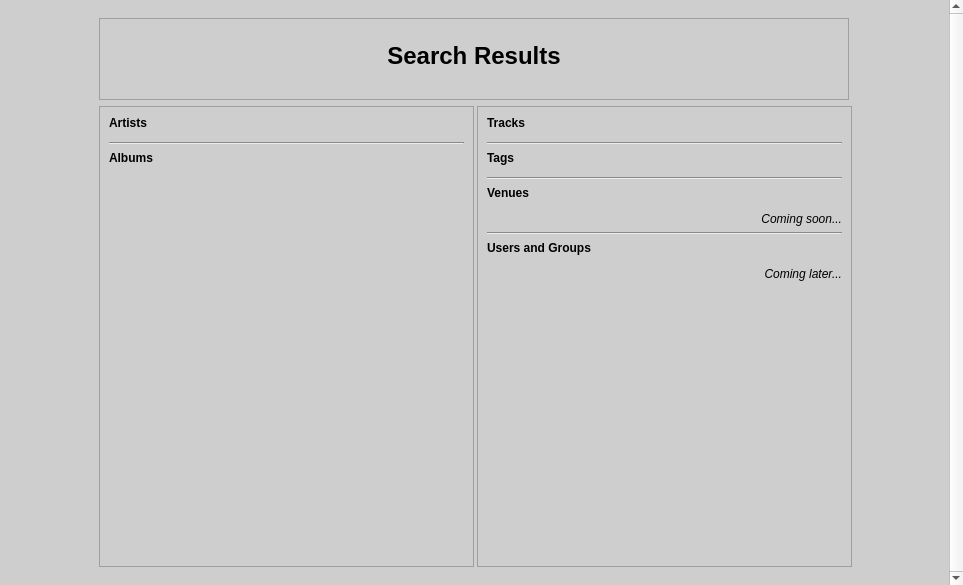
Above: hsearchcontext.ui from jnetterf/hathor before the change. Below: the same form after it.
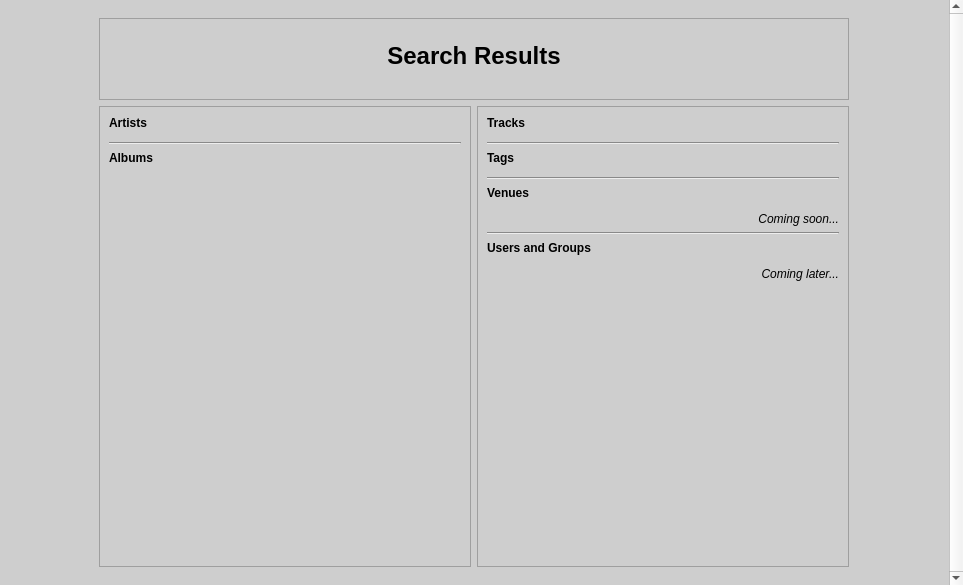
That is the form after the change. Custom widgets are drawn as their Qt base class.

Commit message: Made the style consistent between platforms, general fixes.

Diff of the .ui file:
```diff
--- a/hsearchcontext.ui
+++ b/hsearchcontext.ui
@@ -76,10 +76,108 @@
          </property>
          <layout class="QGridLayout" name="gridLayout_3">
           <item row="2" column="1">
+           <widget class="QFrame" name="frame_3">
+            <property name="minimumSize">
+             <size>
+              <width>365</width>
+              <height>0</height>
+             </size>
+            </property>
+            <property name="maximumSize">
+             <size>
+              <width>375</width>
+              <height>16777215</height>
+             </size>
+            </property>
+            <property name="frameShape">
+             <enum>QFrame::StyledPanel</enum>
+            </property>
+            <property name="frameShadow">
+             <enum>QFrame::Raised</enum>
+            </property>
+            <layout class="QVBoxLayout" name="verticalLayout">
+             <item>
+              <widget class="QLabel" name="label_artists">
+               <property name="sizePolicy">
+                <sizepolicy hsizetype="Preferred" vsizetype="Maximum">
+                 <horstretch>0</horstretch>
+                 <verstretch>0</verstretch>
+                </sizepolicy>
+               </property>
+               <property name="text">
+                <string>&lt;!DOCTYPE HTML PUBLIC &quot;-//W3C//DTD HTML 4.0//EN&quot; &quot;http://www.w3.org/TR/REC-html40/strict.dtd&quot;&gt;
+&lt;html&gt;&lt;head&gt;&lt;meta name=&quot;qrichtext&quot; content=&quot;1&quot; /&gt;&lt;style type=&quot;text/css&quot;&gt;
+p, li { white-space: pre-wrap; }
+&lt;/style&gt;&lt;/head&gt;&lt;body style=&quot; font-family:'Sans Serif'; font-size:9pt; font-weight:400; font-style:normal;&quot;&gt;
+&lt;p style=&quot; margin-top:0px; margin-bottom:0px; margin-left:0px; margin-right:0px; -qt-block-indent:0; text-indent:0px;&quot;&gt;&lt;span style=&quot; font-weight:600;&quot;&gt;Artists&lt;/span&gt;&lt;/p&gt;&lt;/body&gt;&lt;/html&gt;</string>
+               </property>
+              </widget>
+             </item>
+             <item>
+              <widget class="HGrowingWidget" name="widget_artists" native="true">
+               <property name="sizePolicy">
+                <sizepolicy hsizetype="Preferred" vsizetype="Maximum">
+                 <horstretch>0</horstretch>
+                 <verstretch>0</verstretch>
+                </sizepolicy>
+               </property>
+              </widget>
+             </item>
+             <item>
+              <widget class="Line" name="line">
+               <property name="orientation">
+                <enum>Qt::Horizontal</enum>
+               </property>
+              </widget>
+             </item>
+             <item>
+              <widget class="QLabel" name="label_albums">
+               <property name="sizePolicy">
+                <sizepolicy hsizetype="Maximum" vsizetype="Maximum">
+                 <horstretch>0</horstretch>
+                 <verstretch>0</verstretch>
+                </sizepolicy>
+               </property>
+               <property name="text">
+                <string>&lt;!DOCTYPE HTML PUBLIC &quot;-//W3C//DTD HTML 4.0//EN&quot; &quot;http://www.w3.org/TR/REC-html40/strict.dtd&quot;&gt;
+&lt;html&gt;&lt;head&gt;&lt;meta name=&quot;qrichtext&quot; content=&quot;1&quot; /&gt;&lt;style type=&quot;text/css&quot;&gt;
+p, li { white-space: pre-wrap; }
+&lt;/style&gt;&lt;/head&gt;&lt;body style=&quot; font-family:'Sans Serif'; font-size:9pt; font-weight:400; font-style:normal;&quot;&gt;
+&lt;p style=&quot; margin-top:0px; margin-bottom:0px; margin-left:0px; margin-right:0px; -qt-block-indent:0; text-indent:0px;&quot;&gt;&lt;span style=&quot; font-weight:600;&quot;&gt;Albums&lt;/span&gt;&lt;/p&gt;&lt;/body&gt;&lt;/html&gt;</string>
+               </property>
+              </widget>
+             </item>
+             <item>
+              <widget class="HGrowingWidget" name="widget_albums" native="true">
+               <property name="sizePolicy">
+                <sizepolicy hsizetype="Preferred" vsizetype="Maximum">
+                 <horstretch>0</horstretch>
+                 <verstretch>0</verstretch>
+                </sizepolicy>
+               </property>
+              </widget>
+             </item>
+             <item>
+              <spacer name="verticalSpacer">
+               <property name="orientation">
+                <enum>Qt::Vertical</enum>
+               </property>
+               <property name="sizeHint" stdset="0">
+                <size>
+                 <width>20</width>
+                 <height>40</height>
+                </size>
+               </property>
+              </spacer>
+             </item>
+            </layout>
+           </widget>
+          </item>
+          <item row="2" column="2">
            <widget class="QFrame" name="frame_6">
             <property name="minimumSize">
              <size>
-              <width>375</width>
+              <width>365</width>
               <height>0</height>
              </size>
             </property>
@@ -221,20 +319,7 @@
             </layout>
            </widget>
           </item>
-          <item row="2" column="2">
-           <spacer name="superSpacer">
-            <property name="orientation">
-             <enum>Qt::Vertical</enum>
-            </property>
-            <property name="sizeHint" stdset="0">
-             <size>
-              <width>0</width>
-              <height>10000</height>
-             </size>
-            </property>
-           </spacer>
-          </item>
-          <item row="0" column="0" rowspan="2" colspan="2">
+          <item row="0" column="1" rowspan="2" colspan="2">
            <widget class="QFrame" name="frame_header">
             <property name="sizePolicy">
              <sizepolicy hsizetype="Preferred" vsizetype="Minimum">
@@ -386,103 +471,31 @@
             </layout>
            </widget>
           </item>
-          <item row="2" column="0">
-           <widget class="QFrame" name="frame_3">
-            <property name="minimumSize">
+          <item row="0" column="0" rowspan="3">
+           <spacer name="verticalSpacer_3">
+            <property name="orientation">
+             <enum>Qt::Vertical</enum>
+            </property>
+            <property name="sizeHint" stdset="0">
              <size>
-              <width>375</width>
-              <height>0</height>
+              <width>0</width>
+              <height>40</height>
              </size>
             </property>
-            <property name="maximumSize">
+           </spacer>
+          </item>
+          <item row="0" column="3" rowspan="3">
+           <spacer name="superSpacer">
+            <property name="orientation">
+             <enum>Qt::Vertical</enum>
+            </property>
+            <property name="sizeHint" stdset="0">
              <size>
-              <width>375</width>
-              <height>16777215</height>
+              <width>0</width>
+              <height>10000</height>
              </size>
             </property>
-            <property name="frameShape">
-             <enum>QFrame::StyledPanel</enum>
-            </property>
-            <property name="frameShadow">
-             <enum>QFrame::Raised</enum>
-            </property>
-            <layout class="QVBoxLayout" name="verticalLayout">
-             <item>
-              <widget class="QLabel" name="label_artists">
-               <property name="sizePolicy">
-                <sizepolicy hsizetype="Preferred" vsizetype="Maximum">
-                 <horstretch>0</horstretch>
-                 <verstretch>0</verstretch>
-                </sizepolicy>
-               </property>
-               <property name="text">
-                <string>&lt;!DOCTYPE HTML PUBLIC &quot;-//W3C//DTD HTML 4.0//EN&quot; &quot;http://www.w3.org/TR/REC-html40/strict.dtd&quot;&gt;
-&lt;html&gt;&lt;head&gt;&lt;meta name=&quot;qrichtext&quot; content=&quot;1&quot; /&gt;&lt;style type=&quot;text/css&quot;&gt;
-p, li { white-space: pre-wrap; }
-&lt;/style&gt;&lt;/head&gt;&lt;body style=&quot; font-family:'Sans Serif'; font-size:9pt; font-weight:400; font-style:normal;&quot;&gt;
-&lt;p style=&quot; margin-top:0px; margin-bottom:0px; margin-left:0px; margin-right:0px; -qt-block-indent:0; text-indent:0px;&quot;&gt;&lt;span style=&quot; font-weight:600;&quot;&gt;Artists&lt;/span&gt;&lt;/p&gt;&lt;/body&gt;&lt;/html&gt;</string>
-               </property>
-              </widget>
-             </item>
-             <item>
-              <widget class="HGrowingWidget" name="widget_artists" native="true">
-               <property name="sizePolicy">
-                <sizepolicy hsizetype="Preferred" vsizetype="Maximum">
-                 <horstretch>0</horstretch>
-                 <verstretch>0</verstretch>
-                </sizepolicy>
-               </property>
-              </widget>
-             </item>
-             <item>
-              <widget class="Line" name="line">
-               <property name="orientation">
-                <enum>Qt::Horizontal</enum>
-               </property>
-              </widget>
-             </item>
-             <item>
-              <widget class="QLabel" name="label_albums">
-               <property name="sizePolicy">
-                <sizepolicy hsizetype="Maximum" vsizetype="Maximum">
-                 <horstretch>0</horstretch>
-                 <verstretch>0</verstretch>
-                </sizepolicy>
-               </property>
-               <property name="text">
-                <string>&lt;!DOCTYPE HTML PUBLIC &quot;-//W3C//DTD HTML 4.0//EN&quot; &quot;http://www.w3.org/TR/REC-html40/strict.dtd&quot;&gt;
-&lt;html&gt;&lt;head&gt;&lt;meta name=&quot;qrichtext&quot; content=&quot;1&quot; /&gt;&lt;style type=&quot;text/css&quot;&gt;
-p, li { white-space: pre-wrap; }
-&lt;/style&gt;&lt;/head&gt;&lt;body style=&quot; font-family:'Sans Serif'; font-size:9pt; font-weight:400; font-style:normal;&quot;&gt;
-&lt;p style=&quot; margin-top:0px; margin-bottom:0px; margin-left:0px; margin-right:0px; -qt-block-indent:0; text-indent:0px;&quot;&gt;&lt;span style=&quot; font-weight:600;&quot;&gt;Albums&lt;/span&gt;&lt;/p&gt;&lt;/body&gt;&lt;/html&gt;</string>
-               </property>
-              </widget>
-             </item>
-             <item>
-              <widget class="HGrowingWidget" name="widget_albums" native="true">
-               <property name="sizePolicy">
-                <sizepolicy hsizetype="Preferred" vsizetype="Maximum">
-                 <horstretch>0</horstretch>
-                 <verstretch>0</verstretch>
-                </sizepolicy>
-               </property>
-              </widget>
-             </item>
-             <item>
-              <spacer name="verticalSpacer">
-               <property name="orientation">
-                <enum>Qt::Vertical</enum>
-               </property>
-               <property name="sizeHint" stdset="0">
-                <size>
-                 <width>20</width>
-                 <height>40</height>
-                </size>
-               </property>
-              </spacer>
-             </item>
-            </layout>
-           </widget>
+           </spacer>
           </item>
          </layout>
         </widget>
```
Left out of the diff: 6 changed lines with no effect on the pictures. The commit also changes 27 other files.
